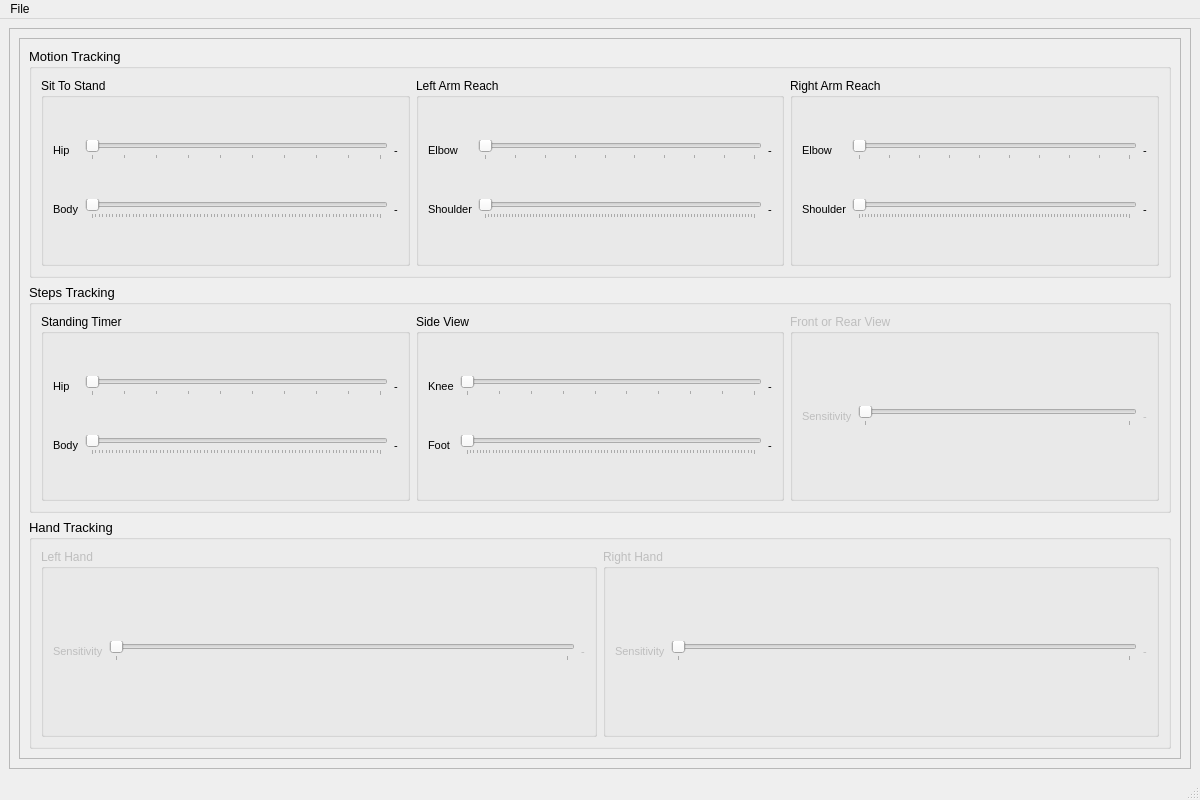
Qt form app_util/ui/gui_thresh.ui (NeuroRehack/PhysiCam) before a commit.
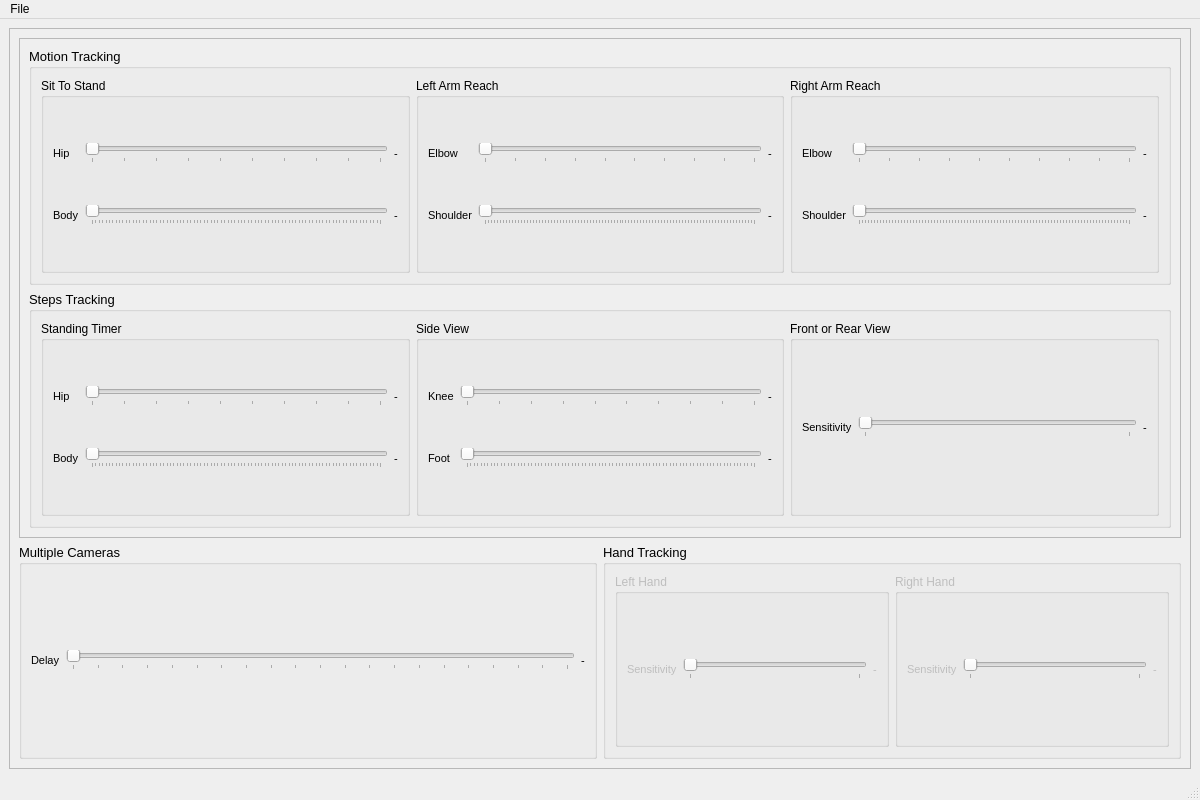
The same form after that commit.

The edit to the form file:
```diff
--- a/app_util/ui/gui_thresh.ui
+++ b/app_util/ui/gui_thresh.ui
@@ -36,7 +36,7 @@
         </rect>
        </property>
        <layout class="QGridLayout" name="gridLayout_2">
-        <item row="0" column="0">
+        <item row="0" column="0" colspan="2">
          <widget class="QFrame" name="frame">
           <property name="minimumSize">
            <size>
@@ -456,7 +456,7 @@
                   </widget>
                  </item>
                  <item row="0" column="2">
-                  <widget class="QLabel" name="label_15">
+                  <widget class="QLabel" name="standing_hip_label">
                    <property name="font">
                     <font>
                      <pointsize>8</pointsize>
@@ -468,7 +468,7 @@
                   </widget>
                  </item>
                  <item row="1" column="2">
-                  <widget class="QLabel" name="label_16">
+                  <widget class="QLabel" name="standing_body_label">
                    <property name="font">
                     <font>
                      <pointsize>8</pointsize>
@@ -545,7 +545,7 @@
                     <number>0</number>
                    </property>
                    <property name="maximum">
-                    <number>90</number>
+                    <number>85</number>
                    </property>
                    <property name="singleStep">
                     <number>1</number>
@@ -562,7 +562,7 @@
                   </widget>
                  </item>
                  <item row="0" column="2">
-                  <widget class="QLabel" name="label_17">
+                  <widget class="QLabel" name="steps_side_knee_label">
                    <property name="font">
                     <font>
                      <pointsize>8</pointsize>
@@ -574,7 +574,7 @@
                   </widget>
                  </item>
                  <item row="1" column="2">
-                  <widget class="QLabel" name="label_18">
+                  <widget class="QLabel" name="steps_side_foot_label">
                    <property name="font">
                     <font>
                      <pointsize>8</pointsize>
@@ -591,7 +591,7 @@
               <item>
                <widget class="QGroupBox" name="groupBox_9">
                 <property name="enabled">
-                 <bool>false</bool>
+                 <bool>true</bool>
                 </property>
                 <property name="font">
                  <font>
@@ -603,7 +603,7 @@
                 </property>
                 <layout class="QGridLayout" name="gridLayout_8">
                  <item row="0" column="1">
-                  <widget class="QSlider" name="sitToStand_hipAngle_horizontalSlider_7">
+                  <widget class="QSlider" name="stepCounter_frontOrRear_sensitivity_horizontalSlider">
                    <property name="minimum">
                     <number>1</number>
                    </property>
@@ -637,7 +637,7 @@
                   </widget>
                  </item>
                  <item row="0" column="2">
-                  <widget class="QLabel" name="label_19">
+                  <widget class="QLabel" name="steps_front_rear_sensitivity_label">
                    <property name="font">
                     <font>
                      <pointsize>8</pointsize>
@@ -654,7 +654,76 @@
              </layout>
             </widget>
            </item>
-           <item>
+          </layout>
+         </widget>
+        </item>
+        <item row="1" column="0">
+         <widget class="QGroupBox" name="groupBox_12">
+          <property name="minimumSize">
+           <size>
+            <width>360</width>
+            <height>0</height>
+           </size>
+          </property>
+          <property name="font">
+           <font>
+            <pointsize>10</pointsize>
+           </font>
+          </property>
+          <property name="title">
+           <string>Multiple Cameras</string>
+          </property>
+          <layout class="QGridLayout" name="gridLayout_11">
+           <item row="0" column="0">
+            <widget class="QLabel" name="label_23">
+             <property name="font">
+              <font>
+               <pointsize>8</pointsize>
+              </font>
+             </property>
+             <property name="text">
+              <string>Delay</string>
+             </property>
+            </widget>
+           </item>
+           <item row="0" column="1">
+            <widget class="QSlider" name="multipleCams_delay_horizontalSlider">
+             <property name="minimum">
+              <number>0</number>
+             </property>
+             <property name="maximum">
+              <number>2000</number>
+             </property>
+             <property name="singleStep">
+              <number>100</number>
+             </property>
+             <property name="orientation">
+              <enum>Qt::Horizontal</enum>
+             </property>
+             <property name="tickPosition">
+              <enum>QSlider::TicksBelow</enum>
+             </property>
+             <property name="tickInterval">
+              <number>0</number>
+             </property>
+            </widget>
+           </item>
+           <item row="0" column="2">
+            <widget class="QLabel" name="multicam_delay_label">
+             <property name="font">
+              <font>
+               <pointsize>8</pointsize>
+              </font>
+             </property>
+             <property name="text">
+              <string>-</string>
+             </property>
+            </widget>
+           </item>
+          </layout>
+         </widget>
+        </item>
+        <item row="1" column="1">
             <widget class="QGroupBox" name="groupBox_3">
              <property name="font">
               <font>
@@ -692,7 +761,7 @@
                   </widget>
                  </item>
                  <item row="0" column="1">
-                  <widget class="QSlider" name="sitToStand_hipAngle_horizontalSlider_8">
+               <widget class="QSlider" name="handTracking_leftHand_horizontalSlider">
                    <property name="minimum">
                     <number>1</number>
                    </property>
@@ -755,7 +824,7 @@
                   </widget>
                  </item>
                  <item row="0" column="1">
-                  <widget class="QSlider" name="sitToStand_hipAngle_horizontalSlider_9">
+               <widget class="QSlider" name="handTracking_rightHand_horizontalSlider">
                    <property name="minimum">
                     <number>1</number>
                    </property>
@@ -786,9 +855,6 @@
                    <property name="text">
                     <string>-</string>
                    </property>
-                  </widget>
-                 </item>
-                </layout>
                </widget>
               </item>
              </layout>
```
Lines whose indentation alone changed are shown as unchanged.
